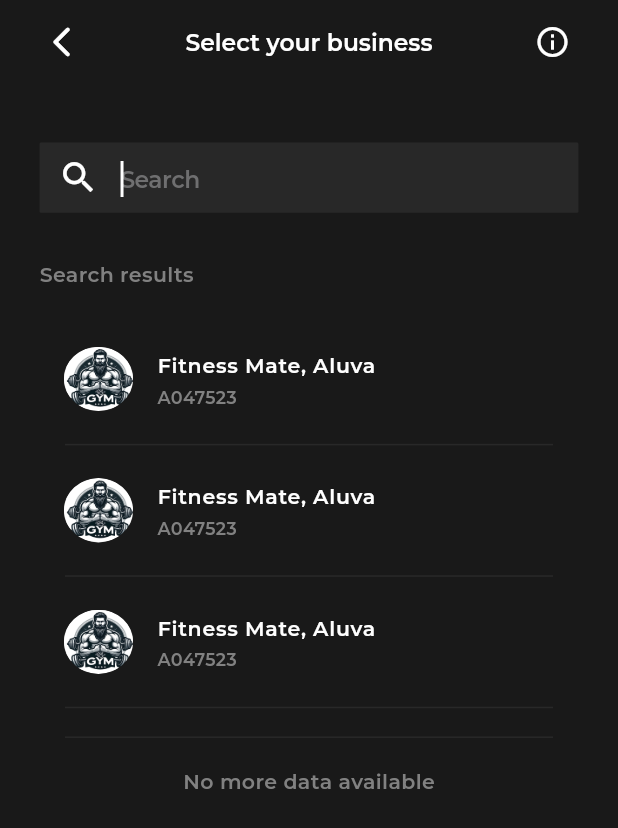
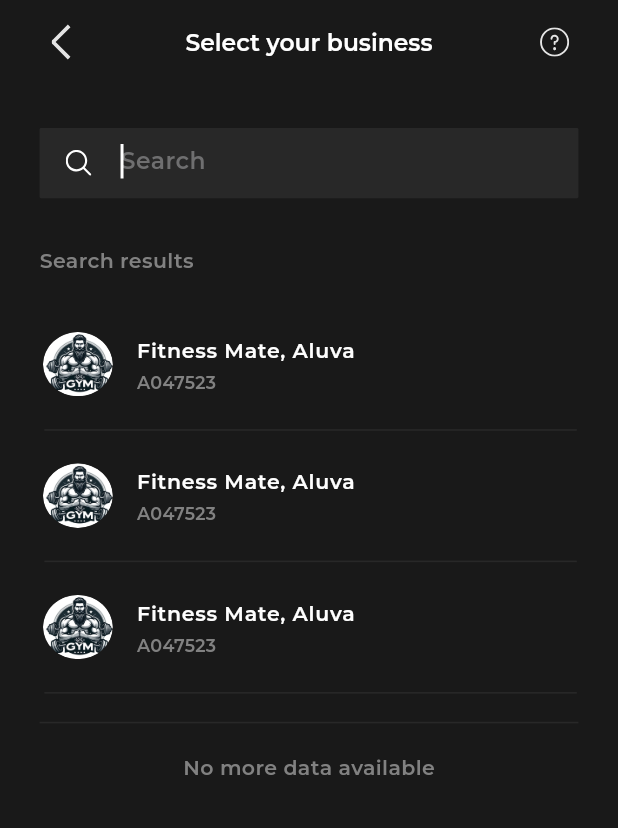
Before and after one commit to srbshameer098/onlypass-captain, a Flutter app: the Facilities_Search screen opened directly, on a phone screen of 412 x 824 dp. Shown: the top 828 px of the screen. Run offline on Flutter 3.47's test engine with Material 3 defaults, Android fonts, the phone set to English and light mode, and no system bars; our stand-ins replace bloc, buttons_tabbar, carousel_slider, dots_indicator, firebase_auth, firebase_core and 12 more; missing offline and left inert: qr_code_scanner; accounts and stored records are empty; project files that could hold a hidden picture were left out.

Commit message:
condition error & otp (alignment clearing)

```diff
--- a/lib/UI/Register/Authentication.dart
+++ b/lib/UI/Register/Authentication.dart
@@ -193,53 +193,53 @@ class _LogInState extends State<LogIn> {
                           loading = true;
                         });
 
-                        await storePhoneNumber(phoneNumberController.text);
+                        // await storePhoneNumber(phoneNumberController.text);
 
                         // Uncomment the Firebase phone authentication lines below to use
-                         auth.verifyPhoneNumber(
-                          phoneNumber: '+91${formattedNumber}',
-                          verificationCompleted: (_) {
-                            setState(() {
-                              loading = false;
-                            });
-                          },
-                          verificationFailed: (e) {
-                            setState(() {
-                              loading = false;
-                            });
-                            Utils().toastMessage(e.toString());
-                          },
-                          codeSent: (String verificationId, int? token) {
+                        //  auth.verifyPhoneNumber(
+                        //   phoneNumber: '+91${formattedNumber}',
+                        //   verificationCompleted: (_) {
+                        //     setState(() {
+                        //       loading = false;
+                        //     });
+                        //   },
+                        //   verificationFailed: (e) {
+                        //     setState(() {
+                        //       loading = false;
+                        //     });
+                        //     Utils().toastMessage(e.toString());
+                        //   },
+                        //   codeSent: (String verificationId, int? token) {
+                        //     Navigator.push(
+                        //       context,
+                        //       MaterialPageRoute(
+                        //         builder: (context) => Verification(
+                        //           phoneNum: formattedNumber,
+                        //           verificationId: verificationId,
+                        //         ),
+                        //       ),
+                        //     );
+                        //     setState(() {
+                        //       loading = false;
+                        //     });
+                        //   },
+                        //   codeAutoRetrievalTimeout: (e) {
+                        //     Utils().toastMessage(e.toString());
+                        //     setState(() {
+                        //       loading = false;
+                        //     });
+                        //   },
+                        // );
+
                         Navigator.push(
                                   context,
                                   MaterialPageRoute(
                                     builder: (context) => Verification(
                                       phoneNum: formattedNumber,
-                                  verificationId: verificationId,
+                                      verificationId: 'verificationId',
                                     ),
                                   ),
                                 );
-                            setState(() {
-                              loading = false;
-                            });
-                          },
-                          codeAutoRetrievalTimeout: (e) {
-                            Utils().toastMessage(e.toString());
-                            setState(() {
-                              loading = false;
-                            });
-                          },
-                        );
-
-                        // Navigator.push(
-                        //           context,
-                        //           MaterialPageRoute(
-                        //             builder: (context) => Verification(
-                        //               phoneNum: formattedNumber,
-                        //               verificationId: 'verificationId',
-                        //             ),
-                        //           ),
-                        //         );
 
                       }
                     },
--- a/lib/UI/Register/Verification.dart
+++ b/lib/UI/Register/Verification.dart
@@ -645,6 +645,7 @@ class _VerificationState extends State<Verification> {
                         ),
                         GestureDetector(
                           onTap: () {
+
                             // Add logic to resend the code
                           },
                           child: Text(
--- a/lib/UI/View/Staff login - Facilities Search.dart
+++ b/lib/UI/View/Staff login - Facilities Search.dart
@@ -1,5 +1,6 @@
 import 'package:flutter/material.dart';
 import 'package:flutter_screenutil/flutter_screenutil.dart';
+import 'package:flutter_svg/svg.dart';
 import 'package:untitled7/UI/View/home.dart';
 import 'package:untitled7/UI/View/wallet.dart';
 
@@ -24,14 +25,14 @@ class _Facilities_SearchState extends State<Facilities_Search> {
             Navigator.pop(context);
           },
           child: Padding(
-            padding: EdgeInsets.only(left: 25.w, top: 10.h, bottom: 10.h),
-            child: const Icon(
-              Icons.arrow_back_ios_new_rounded,
-              color: Colors.white,
+            padding: EdgeInsets.only(left: 25.w, top: 16.h, bottom: 16.h),
+            child:  SvgPicture.asset(
+              'assets/icons/back arrow.svg',
+
+            )
           ),
         ),
-        ),
-        backgroundColor: Color(0xFF191919),
+        backgroundColor: const Color(0xFF191919),
         automaticallyImplyLeading: false,
         elevation: 0,
         centerTitle: true,
@@ -40,32 +41,36 @@ class _Facilities_SearchState extends State<Facilities_Search> {
           style: TextStyle(
             color: Colors.white,
             fontSize: 16.sp,
-            fontWeight: FontWeight.w600,
+            fontWeight: FontWeight.w500,
           ),
         ),
         actions: [
           Padding(
             padding: EdgeInsets.only(right: 30.w),
-            child: Icon(
-              Icons.info_outline,
-              color: Colors.white,
-            ),
+            child: SvgPicture.asset(
+              'assets/icons/Group.svg',
+              width: 20.w,
+              height: 20.h,
+            )
           )
         ],
       ),
       body: SingleChildScrollView(
         child: Padding(
-          padding: EdgeInsets.symmetric(horizontal: 25.w, vertical: 40.h),
+          padding: EdgeInsets.symmetric( vertical: 30.h),
           child: Column(crossAxisAlignment: CrossAxisAlignment.start,
+            mainAxisAlignment: MainAxisAlignment.start,
             children: [
               /// Search Container  ///
 
-              Container(
+              Padding(
+                padding:  EdgeInsets.symmetric(horizontal: 25.w,),
+                child: Container(
                   width: double.infinity,
                   height: 48.h,
-                padding: EdgeInsets.all(2),
+                  padding: const EdgeInsets.all(2),
                   decoration: ShapeDecoration(
-                  color: Color(0xFF282828),
+                    color: const Color(0xFF282828),
                     shape: RoundedRectangleBorder(
                         borderRadius: BorderRadius.circular(1.r)),
                   ),
@@ -75,6 +80,7 @@ class _Facilities_SearchState extends State<Facilities_Search> {
                     textInputAction: TextInputAction.search,
                     cursorColor: Colors.white,
                     style: TextStyle(
+                      fontSize: 16.sp,
                       color: Colors.white,
                       fontWeight: FontWeight.w500,
                     ),
@@ -82,52 +88,61 @@ class _Facilities_SearchState extends State<Facilities_Search> {
                         border: InputBorder.none,
                         hintText: 'Search',
                         hintStyle: TextStyle(
-                        color: Color(0xFF6F6F70),
+                          color: const Color(0xFF6F6F70),
                           fontSize: 16.sp,
                           fontWeight: FontWeight.w500,
-                        height: 0.08.h,
-                        letterSpacing: -0.32,
+                          height: 2,
+                          letterSpacing: 0.32,
                         ),
-                      prefixIcon: Icon(
-                        Icons.search,
-                        color: Colors.white,
-                        size: 28.sp,
+                        prefixIcon:  Padding(
+                          padding:  EdgeInsets.only(top: 13.h,bottom: 13),
+                          child: SvgPicture.asset(
+                            'assets/icons/fi-rr-search.svg',
+                            width: 7.76.w,
+                            height: 16.h,
+                          ),
                         )),
                   ),
                 ),
+              ),
         SizedBox(height: 32.h,),
-              Text(
+              Padding(
+                padding: EdgeInsets.symmetric(horizontal: 25.w, ),
+                child: Text(
                   'Search results',
                   style: TextStyle(
-                  color: Color(0xFF818181),
+                    color: const Color(0xFF818181),
                     fontSize: 14.sp,
                     fontFamily: 'Montserrat',
                     fontWeight: FontWeight.w600,
 
                   ),
                 ),
+              ),
         ///  list Column ///
-              Column(
+              SizedBox(height:24.h ,),
+                        Padding(
+                          padding: EdgeInsets.only(left: 12.w,right: 10.w),
+                          child: Column(crossAxisAlignment: CrossAxisAlignment.start,
                             children: [
-        SizedBox(height:24.h ,),
                               SizedBox(
                                 height: 70.h * 4.h,
                                 child: GestureDetector(
                                   onTap: (){
 
 
-                        Navigator.push(context, MaterialPageRoute(builder: (_)=>  Home(otpBottomSheet: true, welcomeSheet: false, profilebottomsheet: false, adminformBottomSheet: false, Newbusineessbottomsheet: false, )));
+                                    Navigator.push(context, MaterialPageRoute(builder: (_)=>  const Home(otpBottomSheet: true, welcomeSheet: false, profilebottomsheet: false, adminformBottomSheet: false, Newbusineessbottomsheet: false, )));
 
                                   },
                                   child: ListView.separated(
-                        physics: ScrollPhysics(parent: NeverScrollableScrollPhysics()),
+                                    physics: const ScrollPhysics(parent: NeverScrollableScrollPhysics()),
                                       itemCount: 4,
                                       itemBuilder: (BuildContext context, int index) {
                                         return ListTile(
                                           leading: Container(
                                             width: 44.w,
                                             height: 44.h,
-                                decoration: ShapeDecoration(
+                                            decoration: const ShapeDecoration(
                                               image: DecorationImage(
                                                 image: AssetImage('assets/icons/logo.png'),
                                                 fit: BoxFit.fill,
@@ -137,7 +152,7 @@ class _Facilities_SearchState extends State<Facilities_Search> {
                                           ),
                                           title: Text('Fitness Mate, Aluva',
                                               style: TextStyle(
-                                    color: Color(0xFFFEFEFE),
+                                                color: const Color(0xFFFEFEFE),
                                                 fontSize: 14.sp,
                                                 fontFamily: 'Montserrat',
                                                 fontWeight: FontWeight.w400,
@@ -146,7 +161,7 @@ class _Facilities_SearchState extends State<Facilities_Search> {
                                           subtitle:  Text(
                                             'A047523',
                                             style: TextStyle(
-                                  color: Color(0xFF818181),
+                                              color: const Color(0xFF818181),
                                               fontSize: 12.sp,
                                               fontFamily: 'Montserrat',
                                               fontWeight: FontWeight.w400,
@@ -167,8 +182,11 @@ class _Facilities_SearchState extends State<Facilities_Search> {
                                 ),
 
                               ),
+                            ],
+                          ),
+                        ),
                         Padding(
-                    padding:  EdgeInsets.symmetric(horizontal: 16.w),
+                          padding:  EdgeInsets.symmetric(horizontal: 25.w),
                           child: const Divider(color: Color(0xFF282828),),
                         ),
                     SizedBox(height: 12.h,),
@@ -185,9 +203,6 @@ class _Facilities_SearchState extends State<Facilities_Search> {
                           ),
                         ),
 
-                ],
-              ),
-
 
 
 
--- a/lib/UI/View/home.dart
+++ b/lib/UI/View/home.dart
@@ -321,7 +321,8 @@ class _HomeState extends State<Home> {
               ),
               GestureDetector(
                 onTap: () {
-                  admin_customer_id_BottomSheet(context);
+                  _showModalBottomSheet(context);
+                  (context);
                 },
                 child: Image.asset(
                   'assets/icons/account.png',
--- a/lib/components/Bottom Sheets/Staff-login OTP.dart
+++ b/lib/components/Bottom Sheets/Staff-login OTP.dart
@@ -21,12 +21,12 @@ void showCustomBottomSheet(BuildContext context) {
         builder: (BuildContext context, void Function(void Function()) setState) {
           return AnimatedPadding(
             padding: MediaQuery.of(context).viewInsets,
-            duration: const Duration(milliseconds: 0),
+            duration: const Duration(milliseconds:300),curve: Curves. easeInOut,
             child: Container(
               padding: EdgeInsets.all(28.5),
               height: 340.h,
               width: double.infinity,
-              color: Colors.grey[900],
+              color: const Color(0xff191919),
               child: Column(
                 crossAxisAlignment: CrossAxisAlignment.start,
                 children: [
```
Also changed, not shown: assets/icons/Group.svg (added), assets/icons/fi-rr-search.svg (added). Lines whose indentation alone changed are shown as unchanged.
